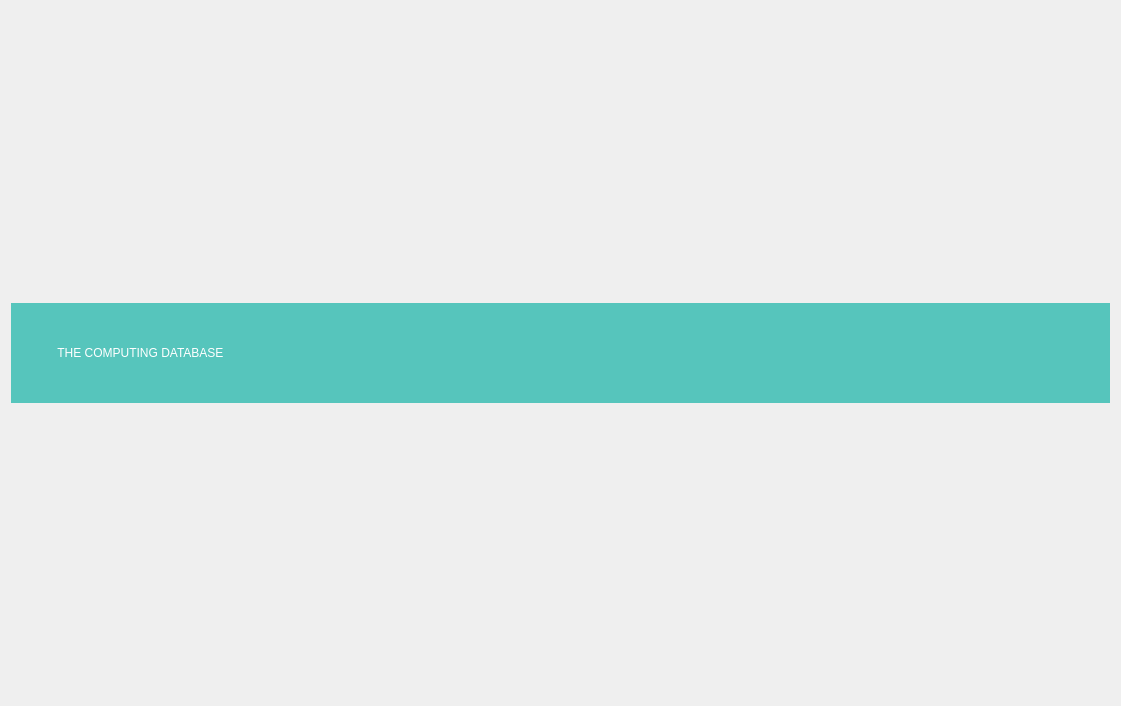
Old version of the form infocomputers.ui in the repository olofristen/VLN1_Skil3.
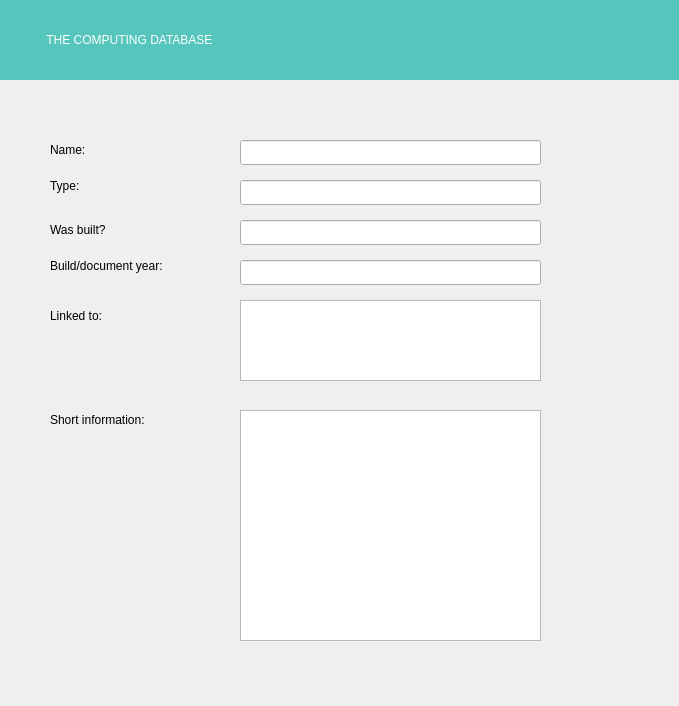
New version of the form. Icons and pictures are not drawn.

Commit message: Added info computer

Patch:
```diff
--- a/infocomputers.ui
+++ b/infocomputers.ui
@@ -6,41 +6,216 @@
    <rect>
     <x>0</x>
     <y>0</y>
-    <width>1121</width>
+    <width>679</width>
     <height>706</height>
    </rect>
   </property>
   <property name="windowTitle">
    <string>Dialog</string>
   </property>
-  <layout class="QVBoxLayout" name="verticalLayout">
-   <item>
-    <widget class="QLabel" name="Header">
-     <property name="minimumSize">
-      <size>
-       <width>0</width>
-       <height>100</height>
-      </size>
-     </property>
-     <property name="maximumSize">
-      <size>
-       <width>16777215</width>
-       <height>100</height>
-      </size>
-     </property>
-     <property name="styleSheet">
-      <string notr="true">background-color: rgb(86, 197, 188);
+  <property name="styleSheet">
+   <string notr="true"/>
+  </property>
+  <widget class="QLabel" name="label">
+   <property name="geometry">
+    <rect>
+     <x>0</x>
+     <y>0</y>
+     <width>681</width>
+     <height>80</height>
+    </rect>
+   </property>
+   <property name="minimumSize">
+    <size>
+     <width>0</width>
+     <height>80</height>
+    </size>
+   </property>
+   <property name="styleSheet">
+    <string notr="true">background-color: rgb(86, 197, 188);
 image: url(:/Buttons/skil3-logo_80pxIN.png);
 image-position: left;
 color: rgb(255, 255, 255);
 font: 18pt &quot;Agency FB&quot;;</string>
-     </property>
-     <property name="text">
-      <string>              THE COMPUTING DATABASE</string>
-     </property>
-    </widget>
-   </item>
-  </layout>
+   </property>
+   <property name="text">
+    <string>              THE COMPUTING DATABASE</string>
+   </property>
+  </widget>
+  <widget class="QLabel" name="label_2">
+   <property name="geometry">
+    <rect>
+     <x>50</x>
+     <y>140</y>
+     <width>68</width>
+     <height>19</height>
+    </rect>
+   </property>
+   <property name="styleSheet">
+    <string notr="true">font: 75 12pt &quot;AlternateGothic2 BT&quot;;
+font: 12pt &quot;Agency FB&quot;;</string>
+   </property>
+   <property name="text">
+    <string>Name:</string>
+   </property>
+  </widget>
+  <widget class="QLabel" name="label_3">
+   <property name="geometry">
+    <rect>
+     <x>50</x>
+     <y>170</y>
+     <width>68</width>
+     <height>31</height>
+    </rect>
+   </property>
+   <property name="styleSheet">
+    <string notr="true">font: 75 12pt &quot;AlternateGothic2 BT&quot;;
+font: 12pt &quot;Agency FB&quot;;</string>
+   </property>
+   <property name="text">
+    <string>Type:</string>
+   </property>
+  </widget>
+  <widget class="QLabel" name="label_4">
+   <property name="geometry">
+    <rect>
+     <x>50</x>
+     <y>220</y>
+     <width>101</width>
+     <height>19</height>
+    </rect>
+   </property>
+   <property name="styleSheet">
+    <string notr="true">font: 75 12pt &quot;AlternateGothic2 BT&quot;;
+font: 12pt &quot;Agency FB&quot;;</string>
+   </property>
+   <property name="text">
+    <string>Was built?</string>
+   </property>
+  </widget>
+  <widget class="QLabel" name="label_5">
+   <property name="geometry">
+    <rect>
+     <x>50</x>
+     <y>250</y>
+     <width>181</width>
+     <height>31</height>
+    </rect>
+   </property>
+   <property name="styleSheet">
+    <string notr="true">font: 75 12pt &quot;AlternateGothic2 BT&quot;;
+font: 12pt &quot;Agency FB&quot;;</string>
+   </property>
+   <property name="text">
+    <string>Build/document year:</string>
+   </property>
+  </widget>
+  <widget class="QLabel" name="label_6">
+   <property name="geometry">
+    <rect>
+     <x>50</x>
+     <y>300</y>
+     <width>81</width>
+     <height>31</height>
+    </rect>
+   </property>
+   <property name="styleSheet">
+    <string notr="true">font: 75 12pt &quot;AlternateGothic2 BT&quot;;
+font: 12pt &quot;Agency FB&quot;;</string>
+   </property>
+   <property name="text">
+    <string>Linked to:</string>
+   </property>
+  </widget>
+  <widget class="QLabel" name="label_7">
+   <property name="geometry">
+    <rect>
+     <x>50</x>
+     <y>410</y>
+     <width>171</width>
+     <height>19</height>
+    </rect>
+   </property>
+   <property name="styleSheet">
+    <string notr="true">font: 75 12pt &quot;AlternateGothic2 BT&quot;;
+font: 12pt &quot;Agency FB&quot;;</string>
+   </property>
+   <property name="text">
+    <string>Short information:</string>
+   </property>
+  </widget>
+  <widget class="QTextBrowser" name="sciLink">
+   <property name="geometry">
+    <rect>
+     <x>240</x>
+     <y>300</y>
+     <width>301</width>
+     <height>81</height>
+    </rect>
+   </property>
+  </widget>
+  <widget class="QTextBrowser" name="infoBox">
+   <property name="geometry">
+    <rect>
+     <x>240</x>
+     <y>410</y>
+     <width>301</width>
+     <height>231</height>
+    </rect>
+   </property>
+  </widget>
+  <widget class="QLineEdit" name="nameBox">
+   <property name="geometry">
+    <rect>
+     <x>240</x>
+     <y>140</y>
+     <width>301</width>
+     <height>25</height>
+    </rect>
+   </property>
+   <property name="readOnly">
+    <bool>true</bool>
+   </property>
+  </widget>
+  <widget class="QLineEdit" name="typeBox">
+   <property name="geometry">
+    <rect>
+     <x>240</x>
+     <y>180</y>
+     <width>301</width>
+     <height>25</height>
+    </rect>
+   </property>
+   <property name="readOnly">
+    <bool>true</bool>
+   </property>
+  </widget>
+  <widget class="QLineEdit" name="wbBox">
+   <property name="geometry">
+    <rect>
+     <x>240</x>
+     <y>220</y>
+     <width>301</width>
+     <height>25</height>
+    </rect>
+   </property>
+   <property name="readOnly">
+    <bool>true</bool>
+   </property>
+  </widget>
+  <widget class="QLineEdit" name="byBox">
+   <property name="geometry">
+    <rect>
+     <x>240</x>
+     <y>260</y>
+     <width>301</width>
+     <height>25</height>
+    </rect>
+   </property>
+   <property name="readOnly">
+    <bool>true</bool>
+   </property>
+  </widget>
  </widget>
  <resources/>
  <connections/>
```
The commit also changes 6 other files.
